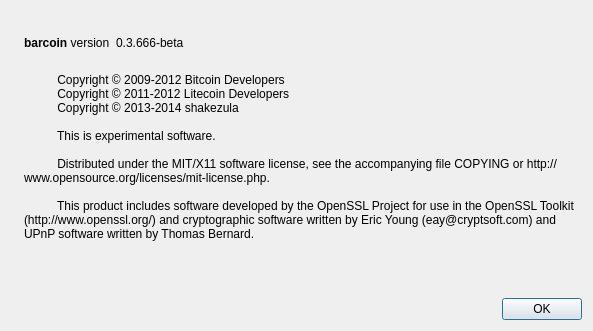
This is src/qt/forms/aboutdialog.ui in JonoDev/Lootcoin as Qt 5 draws it before an edit. The edited form follows.
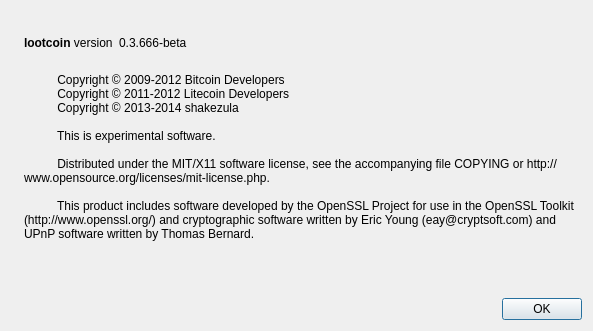
This is the edited form. Icons and pictures are not drawn.

Commit message: The birth of Lootcoin

What changed in the file:
```diff
--- a/src/qt/forms/aboutdialog.ui
+++ b/src/qt/forms/aboutdialog.ui
@@ -50,7 +50,7 @@
           <cursorShape>IBeamCursor</cursorShape>
          </property>
          <property name="text">
-          <string>&lt;b&gt;barcoin&lt;/b&gt; version</string>
+          <string>&lt;b&gt;lootcoin&lt;/b&gt; version</string>
          </property>
          <property name="textInteractionFlags">
           <set>Qt::LinksAccessibleByMouse|Qt::TextSelectableByKeyboard|Qt::TextSelectableByMouse</set>
```
Left out of the diff: 2 changed lines with no effect on the pictures. The commit also changes 63 other files.
